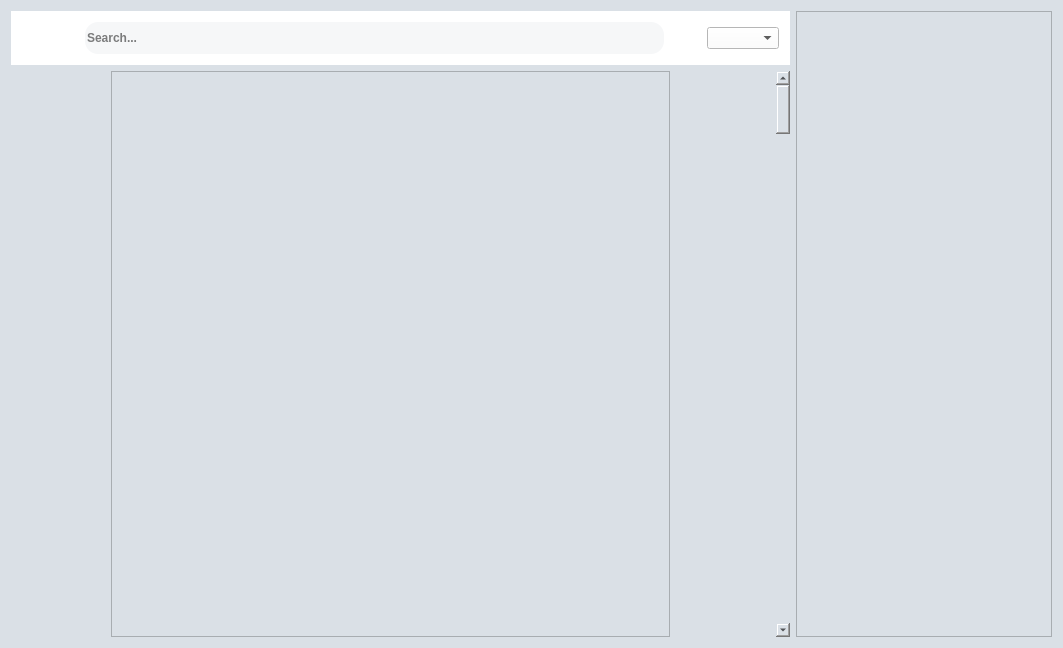
Qt form Reddit69.ui (Tomkode/RedditClone) before a commit.
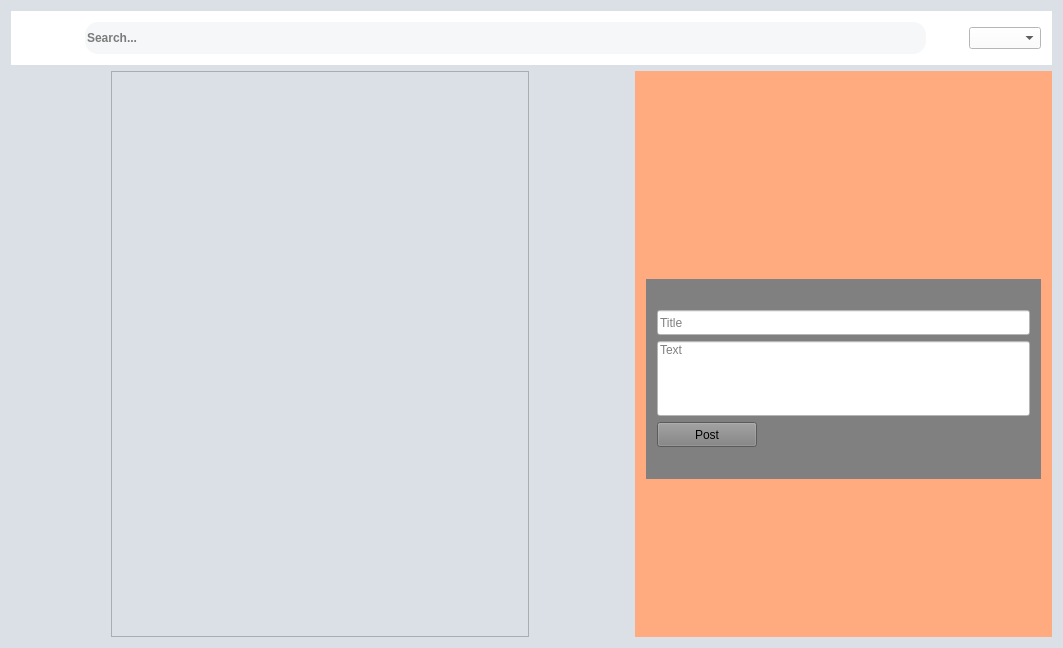
The same form after that commit. Icons and pictures are not drawn.

Commit message: You can now create a new post.It has minimum functionality and needs to be polished.

Patch:
```diff
--- a/Reddit69.ui
+++ b/Reddit69.ui
@@ -170,7 +170,7 @@
              <rect>
               <x>0</x>
               <y>0</y>
-              <width>540</width>
+              <width>409</width>
               <height>558</height>
              </rect>
             </property>
@@ -199,32 +199,101 @@
           </spacer>
          </item>
          <item>
-          <widget class="QScrollBar" name="verticalScrollBar">
-           <property name="orientation">
-            <enum>Qt::Vertical</enum>
+          <widget class="QWidget" name="rightWidget" native="true">
+           <property name="minimumSize">
+            <size>
+             <width>350</width>
+             <height>0</height>
+            </size>
            </property>
+           <property name="styleSheet">
+            <string notr="true">background-color: rgb(255, 170, 127);</string>
+           </property>
+           <layout class="QHBoxLayout" name="horizontalLayout_7">
+            <item>
+             <layout class="QHBoxLayout" name="rightWidgetLayout">
+              <item>
+               <widget class="QWidget" name="postWidget" native="true">
+                <property name="minimumSize">
+                 <size>
+                  <width>0</width>
+                  <height>200</height>
+                 </size>
+                </property>
+                <property name="maximumSize">
+                 <size>
+                  <width>16777215</width>
+                  <height>150</height>
+                 </size>
+                </property>
+                <property name="styleSheet">
+                 <string notr="true">background-color: gray;</string>
+                </property>
+                <layout class="QVBoxLayout" name="verticalLayout_3">
+                 <item>
+                  <layout class="QVBoxLayout" name="postWidgetLayout">
+                   <item>
+                    <widget class="QLineEdit" name="titleLineEdit">
+                     <property name="maximumSize">
+                      <size>
+                       <width>16777215</width>
+                       <height>25</height>
+                      </size>
+                     </property>
+                     <property name="styleSheet">
+                      <string notr="true">background-color: rgb(255, 255, 255);</string>
+                     </property>
+                     <property name="placeholderText">
+                      <string>Title</string>
+                     </property>
+                    </widget>
+                   </item>
+                   <item>
+                    <widget class="QLineEdit" name="textLineEdit">
+                     <property name="minimumSize">
+                      <size>
+                       <width>0</width>
+                       <height>75</height>
+                      </size>
+                     </property>
+                     <property name="styleSheet">
+                      <string notr="true">background-color: rgb(255, 255, 255);</string>
+                     </property>
+                     <property name="alignment">
+                      <set>Qt::AlignLeading|Qt::AlignLeft|Qt::AlignTop</set>
+                     </property>
+                     <property name="placeholderText">
+                      <string>Text</string>
+                     </property>
+                    </widget>
+                   </item>
+                   <item>
+                    <widget class="QPushButton" name="postButton">
+                     <property name="maximumSize">
+                      <size>
+                       <width>100</width>
+                       <height>25</height>
+                      </size>
+                     </property>
+                     <property name="text">
+                      <string>Post</string>
+                     </property>
+                    </widget>
+                   </item>
+                  </layout>
+                 </item>
+                </layout>
+               </widget>
+              </item>
+             </layout>
+            </item>
+           </layout>
           </widget>
          </item>
         </layout>
        </item>
       </layout>
      </item>
-     <item>
-      <widget class="QListWidget" name="listWidget">
-       <property name="sizePolicy">
-        <sizepolicy hsizetype="Minimum" vsizetype="Expanding">
-         <horstretch>0</horstretch>
-         <verstretch>0</verstretch>
-        </sizepolicy>
-       </property>
-       <property name="minimumSize">
-        <size>
-         <width>100</width>
-         <height>0</height>
-        </size>
-       </property>
-      </widget>
-     </item>
     </layout>
    </item>
   </layout>
```
The commit also changes 32 other files.
